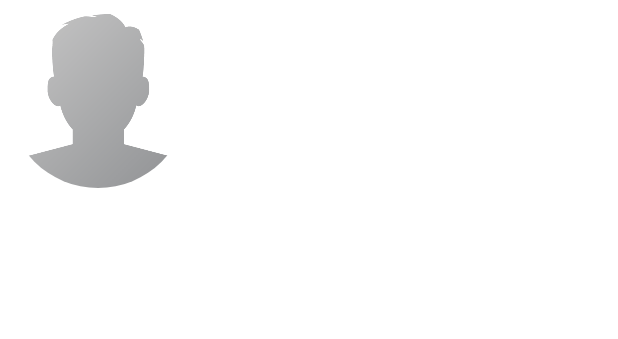
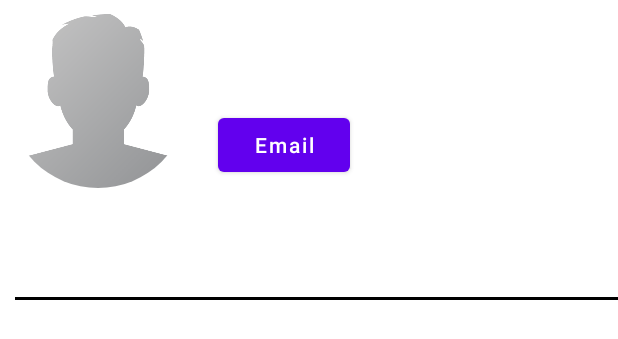
Before and after one commit to saifur-durjoy/BloodHero, an Android app: the layout user_displayed_layout.xml on its own in the app's theme, with its tools: preview values and no code run, on a phone screen of 412 x 824 dp. Shown: the top 339 px of the screen. Run offline under Robolectric (Android 15) with nearby library versions, the phone set to English and light mode, and no system bars.

Commit message:
completed user display layout

```diff
--- a/app/build.gradle
+++ b/app/build.gradle
@@ -1,5 +1,6 @@
 plugins {
     id 'com.android.application'
+    id 'com.google.gms.google-services'
 }
 
 android {
@@ -32,6 +33,9 @@ dependencies {
     implementation 'androidx.appcompat:appcompat:1.4.1'
     implementation 'com.google.android.material:material:1.5.0'
     implementation 'androidx.constraintlayout:constraintlayout:2.1.3'
+    implementation 'com.google.firebase:firebase-auth:21.0.3'
+    implementation 'com.google.firebase:firebase-database:20.0.4'
+    implementation 'com.google.firebase:firebase-storage:20.0.1'
     testImplementation 'junit:junit:4.13.2'
     androidTestImplementation 'androidx.test.ext:junit:1.1.3'
     androidTestImplementation 'androidx.test.espresso:espresso-core:3.4.0'
@@ -45,4 +49,6 @@ dependencies {
     implementation 'com.github.bumptech.glide:glide:4.13.0'
     annotationProcessor 'com.github.bumptech.glide:compiler:4.13.0'
 
+    implementation platform('com.google.firebase:firebase-bom:29.3.1')
+
 }
--- a/app/src/main/res/layout/user_displayed_layout.xml
+++ b/app/src/main/res/layout/user_displayed_layout.xml
@@ -25,10 +25,76 @@
             android:layout_gravity="center_vertical"
             android:layout_margin="2dp">
 
+            <TextView
+                android:id="@+id/type"
+                android:layout_margin="5dp"
+                android:textSize="20sp"
+                android:textStyle="bold"
+                android:gravity="center"
+                android:textColor="#000"
+                android:textAllCaps="true"
+                android:layout_width="match_parent"
+                android:layout_height="wrap_content"/>
+
+
+            <TextView
+                android:id="@+id/userName"
+                android:layout_margin="5dp"
+                android:textSize="18sp"
+                android:textStyle="bold"
+                android:gravity="center"
+                android:textAllCaps="true"
+                android:textColor="#000"
+                android:layout_width="match_parent"
+                android:layout_height="wrap_content"/>
+
+            <TextView
+                android:id="@+id/userEmail"
+                android:layout_margin="5dp"
+                android:textSize="18sp"
+                android:gravity="center"
+                android:textColor="#000"
+                android:layout_width="match_parent"
+                android:layout_height="wrap_content"/>
+
+            <TextView
+                android:id="@+id/phoneNumber"
+                android:layout_margin="5dp"
+                android:textSize="18sp"
+                android:gravity="center"
+                android:textColor="#000"
+                android:layout_width="match_parent"
+                android:layout_height="wrap_content"/>
+
+            <TextView
+                android:id="@+id/bloodGroup"
+                android:layout_margin="5dp"
+                android:textSize="18sp"
+                android:gravity="center"
+                android:textColor="#000"
+                android:layout_width="match_parent"
+                android:layout_height="wrap_content"/>
+
 
         </LinearLayout>
 
+        <Button
+            android:id="@+id/emailNow"
+            android:layout_width="wrap_content"
+            android:layout_height="wrap_content"
+            android:layout_margin="5dp"
+            android:layout_gravity="center_vertical"
+            android:text="Email"
+            android:textAllCaps="false"/>
+
     </LinearLayout>
+    <View
+        android:layout_below="@+id/mainLayout"
+        android:layout_marginStart="10dp"
+        android:layout_marginTop="4dp"
+        android:background="#000"
+        android:layout_width="match_parent"
+        android:layout_height="2dp"/>
 
 
 </RelativeLayout>
```
